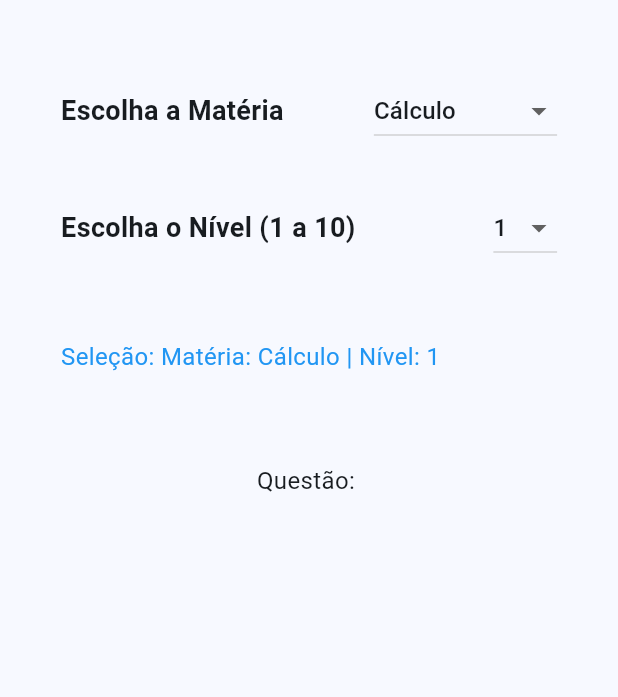
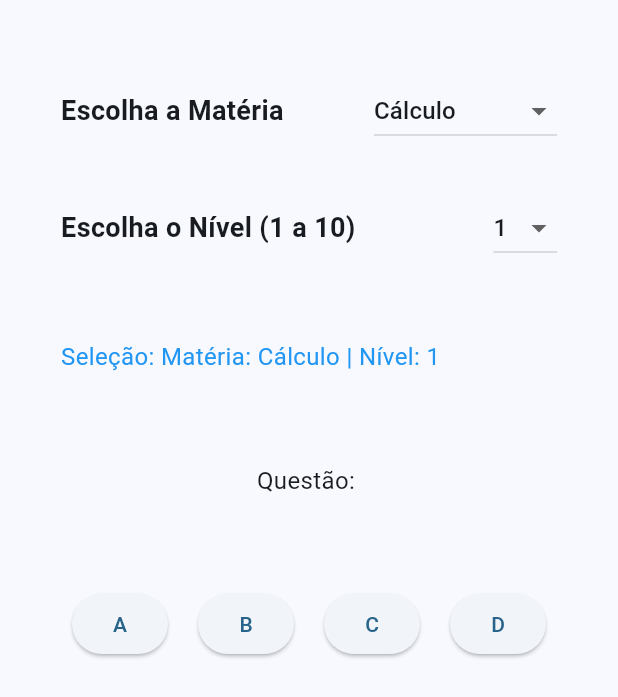
Before and after one commit to Vinifa21/Routiner, a Flutter app: the QuestionsPage widget shown alone on an empty page, opened directly, on a phone screen of 412 x 824 dp. Shown: the top 697 px of the screen. Run offline on Flutter 3.47's test engine with Material 3 defaults, Android fonts, the phone set to English and light mode, and no system bars.

Commit message:
adicao dos botoes

```diff
--- a/frontend/lib/lib/pages/questoes.dart
+++ b/frontend/lib/lib/pages/questoes.dart
@@ -117,18 +117,55 @@ class _QuestionsPageState extends State<QuestionsPage> {
               style: const TextStyle(fontSize: 16, color: Colors.blue),
             ),
 
-            SizedBox(height: 60,),
+            const SizedBox(height: 60),
+
             Center(
               child: Text(
                 "Questão: ",
-                style: TextStyle(
+                style: const TextStyle(
                   fontSize: 16,
                 ),
-              )
+              ),
+            ),
+
+            const SizedBox(height: 60),
+
+            // --- BOTÕES A, B, C, D ---
+            Row(
+              mainAxisAlignment: MainAxisAlignment.center,
+              children: [
+                ElevatedButton(
+                  onPressed: () {
+                    // ação do botão A
+                  },
+                  child: const Text('A'),
+                ),
+                const SizedBox(width: 20),
+                ElevatedButton(
+                  onPressed: () {
+                    // ação do botão B
+                  },
+                  child: const Text('B'),
+                ),
+                const SizedBox(width: 20),
+                ElevatedButton(
+                  onPressed: () {
+                    // ação do botão C
+                  },
+                  child: const Text('C'),
+                ),
+                const SizedBox(width: 20),
+                ElevatedButton(
+                  onPressed: () {
+                    // ação do botão D
+                  },
+                  child: const Text('D'),
+                ),
+              ],
             ),
           ],
         ),
-      )
+      ),
     );
   }
 }
```
